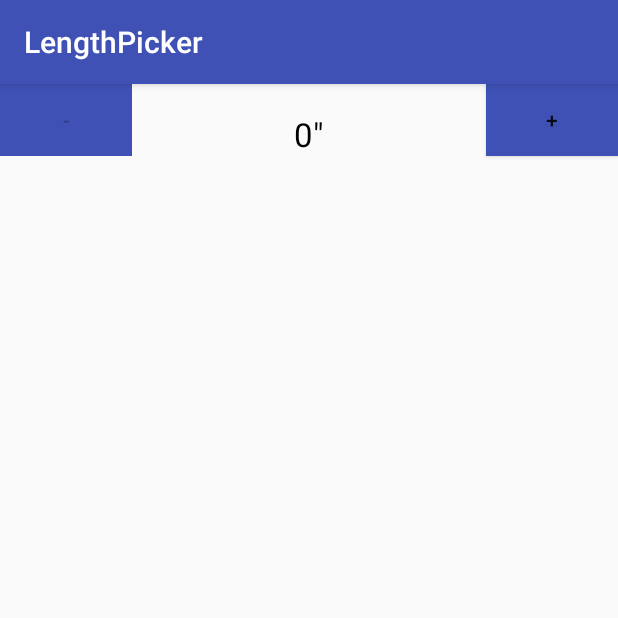
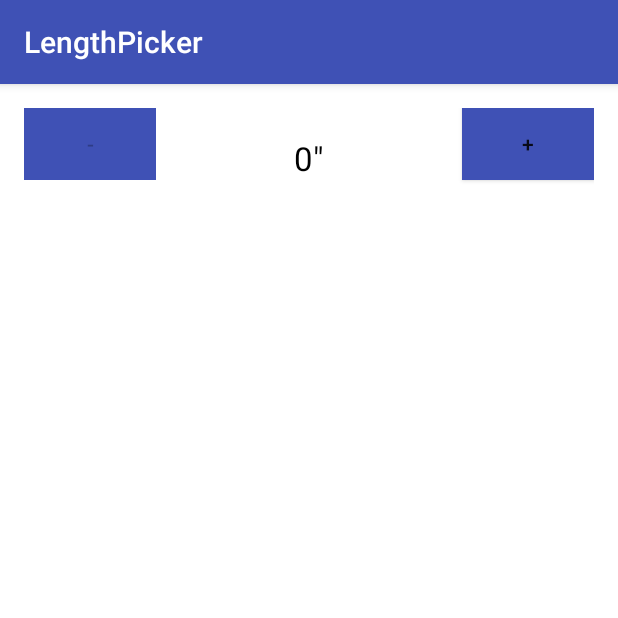
Before and after one commit to cngondo/LengthPicker, an Android app: the screen it shows after launch (MainActivity), on a phone screen of 412 x 824 dp, the top half of it. Run offline under Robolectric (Android 15) with nearby library versions, the phone set to English and light mode, and no system bars.

```diff
--- a/app/src/main/java/design/example/ngondo/lengthpicker/LengthPicker.java
+++ b/app/src/main/java/design/example/ngondo/lengthpicker/LengthPicker.java
@@ -1,7 +1,6 @@
 package design.example.ngondo.lengthpicker;
 
 import android.content.Context;
-import android.graphics.Color;
 import android.util.AttributeSet;
 import android.view.LayoutInflater;
 import android.view.View;
--- a/app/src/main/res/layout/activity_main.xml
+++ b/app/src/main/res/layout/activity_main.xml
@@ -2,4 +2,9 @@
 <design.example.ngondo.lengthpicker.LengthPicker
     xmlns:android="http://schemas.android.com/apk/res/android"
     android:layout_width="match_parent"
-    android:layout_height="match_parent" />
+    android:layout_height="match_parent"
+    android:paddingBottom="@dimen/activity_vertical_margin"
+    android:paddingLeft="@dimen/activity_horizontal_margin"
+    android:paddingRight="@dimen/activity_horizontal_margin"
+    android:paddingTop="@dimen/activity_vertical_margin"
+    android:background="#fff" />
--- a/app/src/main/res/layout/length_picker.xml
+++ b/app/src/main/res/layout/length_picker.xml
@@ -14,7 +14,10 @@
     android:background="#fff"
     tools:context="design.example.ngondo.lengthpicker.MainActivity"
     >
-    <!--All the attributes spaced out above are not read due to the merge tag used-->
+    <!--All the attributes spaced out above are not read due to the <merge> tag used.
+        It trims one view from the heirarchy hence faster loading time.
+        If you really need them you can still add them in the LengthPicker java file
+        or use the xml attributes in customized tag in activity_main.xml-->
 
 
     <Button
```
